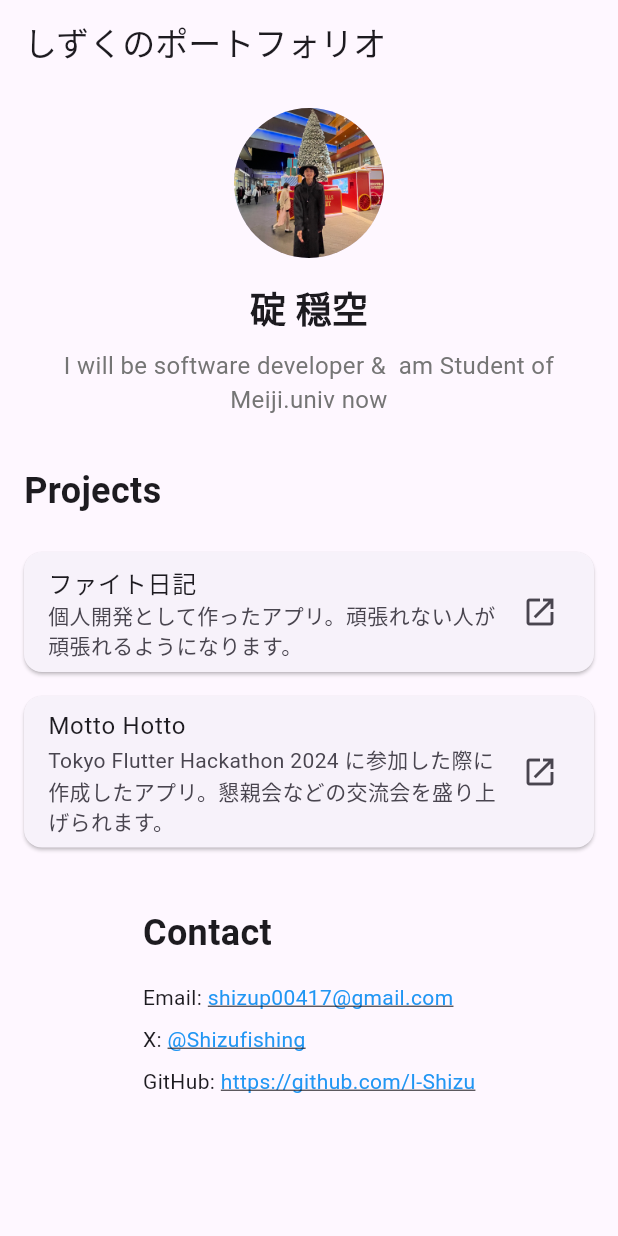
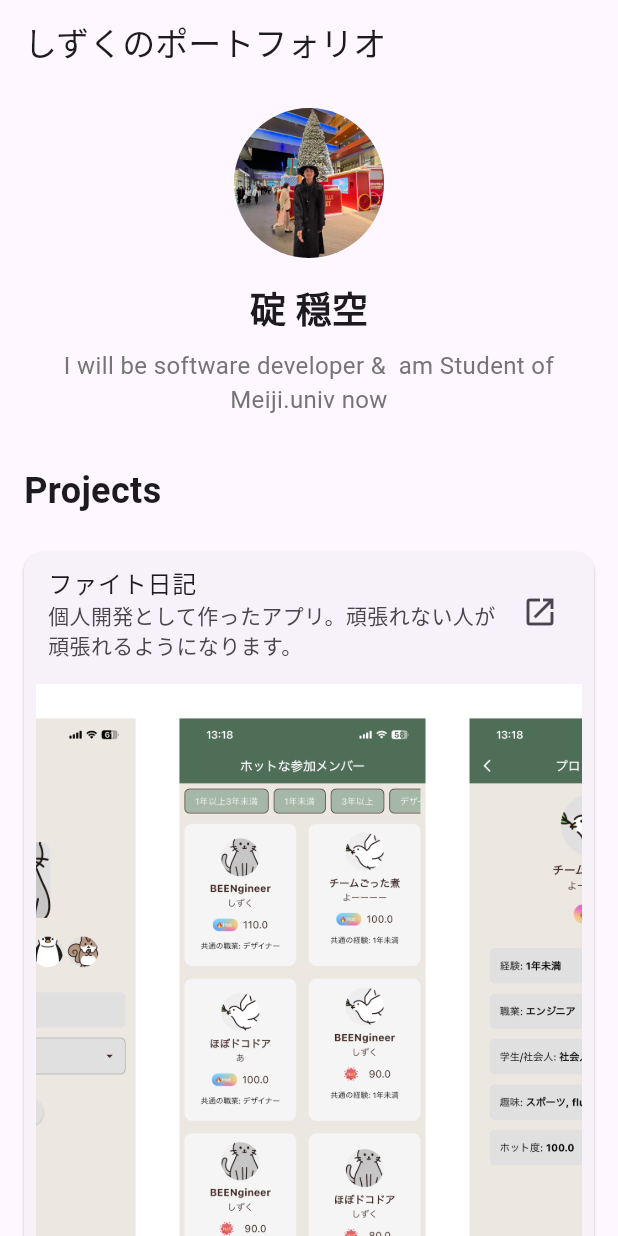
Before and after one commit to I-Shizu/portfolio_web, a Flutter app: the screen it shows after launch, on a phone screen of 412 x 824 dp. Run offline on Flutter 3.47's test engine with Material 3 defaults, Android fonts, the phone set to English and light mode, and no system bars.

Commit message:
ハッカソンのスクショを表示

```diff
--- a/lib/main.dart
+++ b/lib/main.dart
@@ -116,13 +116,28 @@ class ProjectCard extends StatelessWidget {
   Widget build(BuildContext context) {
     return Card(
       margin: const EdgeInsets.symmetric(vertical: 8),
-      child: ListTile(
-        title: Text(project.title),
-        subtitle: Text(project.description),
-        trailing: const Icon(Icons.open_in_new),
+      child: InkWell(
         onTap: () {
           launchURL(hackathonProjectUrl);
         },
+        child: Column(
+          crossAxisAlignment: CrossAxisAlignment.start,
+          children: [
+            ListTile(
+              title: Text(project.title),
+              subtitle: Text(project.description),
+              trailing: const Icon(Icons.open_in_new),
+            ),
+            Padding(
+              padding: const EdgeInsets.all(8.0),
+              child: Image.asset(
+                'assets/images/hackathon_app.png',
+                height: 400, // 高さを調整
+                fit: BoxFit.cover,
+              ),
+            ),
+          ],
+        ),
       ),
     );
   }
```
Also changed, not shown: assets/images/hackathon_app.png (added).
